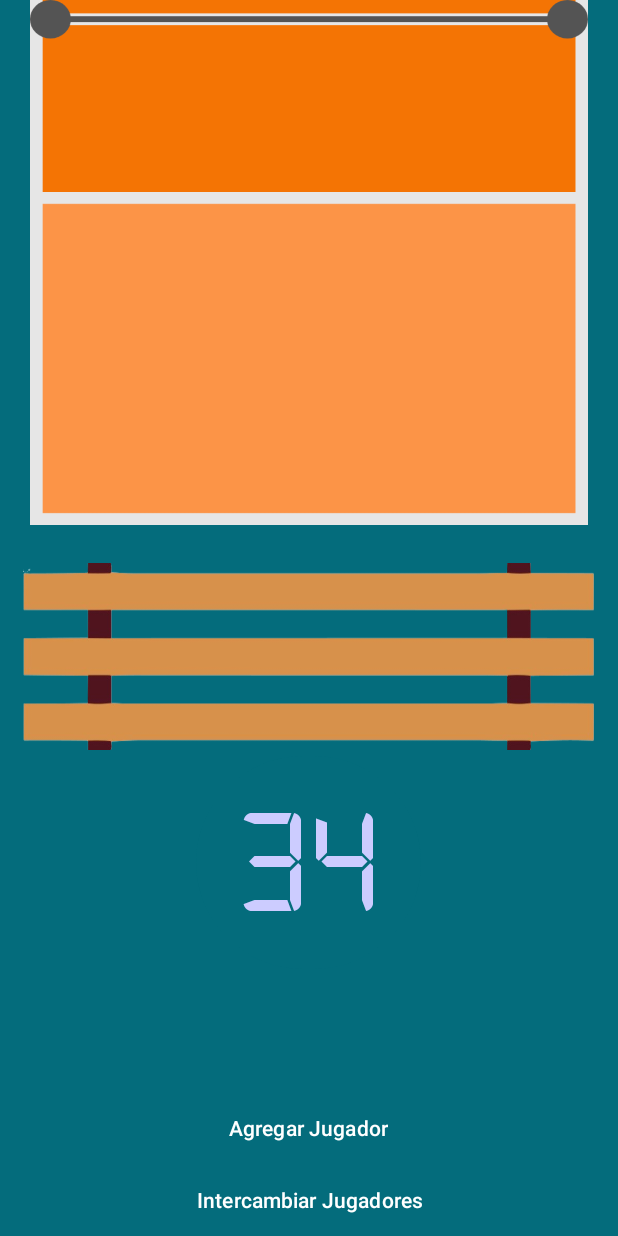
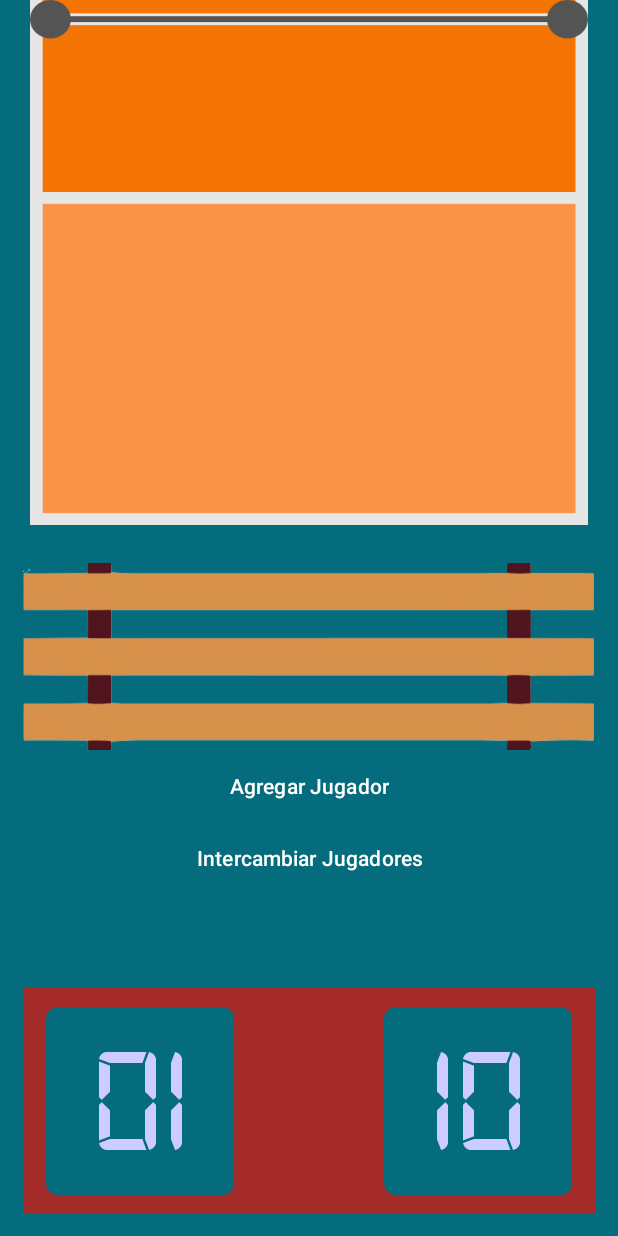
Before and after one commit to AngelDavidArellanoMolina/VolleyEssentials, an Android app: the screen it shows after launch (MainActivity), on a phone screen of 412 x 824 dp. Run offline under Robolectric (Android 15) with nearby library versions, the light colour scheme and no system bars.

Commit message:
marcador

```diff
--- a/app/src/main/AndroidManifest.xml
+++ b/app/src/main/AndroidManifest.xml
@@ -10,7 +10,7 @@
         android:label="@string/app_name"
         android:roundIcon="@mipmap/ic_launcher_round"
         android:supportsRtl="true"
-        android:theme="@style/Theme.VolleyEssentials"
+        android:theme="@style/Base.Theme.VolleyEssentials"
         tools:targetApi="31">
         <activity
             android:name=".MainActivity"
--- a/app/src/main/java/com/example/volleyessentials/MainActivity.java
+++ b/app/src/main/java/com/example/volleyessentials/MainActivity.java
@@ -40,7 +40,6 @@
     private List<Jugador> jugadoresEnPista = new ArrayList<>();
     private List<Jugador> jugadoresTotales = new ArrayList<>();
     private int jugadorCount = 0;
-    private TextView num_jugadores;
     private RelativeLayout field;
     private GridLayout gridJugadores;
 
@@ -52,10 +51,8 @@
         final CardView player = findViewById(R.id.card_player);
         field = findViewById(R.id.pista_juego);
         gridJugadores = findViewById(R.id.grid_jugadoresPista);
-        num_jugadores = findViewById(R.id.numero_jugadores);
-        num_jugadores.setText(String.valueOf(jugadorCount));
+
         banquillo = findViewById(R.id.banquillo_jugadores);
-
 
     }
 
--- a/app/src/main/res/layout/activity_main.xml
+++ b/app/src/main/res/layout/activity_main.xml
@@ -1,17 +1,20 @@
 <?xml version="1.0" encoding="utf-8"?>
-<RelativeLayout xmlns:android="http://schemas.android.com/apk/res/android"
+<androidx.constraintlayout.widget.ConstraintLayout xmlns:android="http://schemas.android.com/apk/res/android"
     xmlns:tools="http://schemas.android.com/tools"
     android:layout_width="match_parent"
     android:layout_height="match_parent"
+    xmlns:app="http://schemas.android.com/apk/res-auto"
     tools:context=".MainActivity"
     android:background="@color/azul_pista">
 
     <RelativeLayout
         android:id="@+id/fieldLayout"
-        android:layout_width="match_parent"
+        android:layout_width="0dp"
         android:layout_height="500dp"
         android:background="@color/azul_pista"
-        android:layout_alignParentTop="true">
+        app:layout_constraintTop_toTopOf="parent"
+        app:layout_constraintStart_toStartOf="parent"
+        app:layout_constraintEnd_toEndOf="parent">
 
         <!-- Contenedor para los jugadores en la pista -->
         <RelativeLayout
@@ -20,7 +23,8 @@
             android:layout_height="350dp"
             android:background="@drawable/volleyball_field"
             android:layout_marginHorizontal="20dp"
-            android:gravity="center_vertical">
+            android:gravity="center_vertical"
+            >
 
             <GridLayout
                 android:id="@+id/grid_jugadoresPista"
@@ -28,10 +32,7 @@
                 android:layout_height="match_parent"
                 android:layout_centerInParent="true"
                 android:columnCount="3"
-                android:rowCount="2"
-                >
-
-            </GridLayout>
+                android:rowCount="2" />
 
         </RelativeLayout>
 
@@ -40,12 +41,10 @@
             android:id="@+id/scrollview"
             android:layout_width="match_parent"
             android:layout_height="match_parent"
-            android:layout_alignParentBottom="true"
             android:layout_below="@id/pista_juego"
             android:background="@drawable/banquillo"
             android:layout_marginTop="25dp"
-            android:layout_marginHorizontal="15dp"
-            >
+            android:layout_marginHorizontal="15dp">
 
             <LinearLayout
                 android:id="@+id/banquillo_jugadores"
@@ -61,17 +60,42 @@
     </RelativeLayout>
 
     <!-- Marcador -->
+    <View
+        android:id="@+id/marcador"
+        android:layout_width="0dp"
+        android:layout_height="150dp"
+        android:background="@color/brown"
+        app:layout_constraintBottom_toBottomOf="parent"
+        app:layout_constraintStart_toStartOf="parent"
+        app:layout_constraintEnd_toEndOf="parent"
+        android:layout_margin="15dp"
+        />
     <Button
-        android:layout_width="150dp"
-        android:layout_height="150dp"
-        android:layout_centerHorizontal="true"
-        android:layout_below="@id/fieldLayout"
-        android:text="34"
+        android:layout_width="125dp"
+        android:layout_height="125dp"
+        android:text="01"
         android:textSize="100dp"
+        android:background="@drawable/marcador_azul"
         android:textColor="@color/light_blue"
-        android:fontFamily="@font/digital_font"/>
-
-
+        android:fontFamily="@font/digital_font"
+        app:layout_constraintTop_toTopOf="@id/marcador"
+        app:layout_constraintBottom_toBottomOf="@id/marcador"
+        app:layout_constraintStart_toStartOf="@id/marcador"
+        android:layout_margin="15dp"
+        />
+    <Button
+        android:layout_width="125dp"
+        android:layout_height="125dp"
+        android:text="10"
+        android:textSize="100dp"
+        android:background="@drawable/marcador_azul"
+        android:textColor="@color/light_blue"
+        android:fontFamily="@font/digital_font"
+        app:layout_constraintTop_toTopOf="@id/marcador"
+        app:layout_constraintBottom_toBottomOf="@id/marcador"
+        app:layout_constraintEnd_toEndOf="@id/marcador"
+        android:layout_margin="15dp"
+        />
 
 
     <!-- Botón para agregar jugador -->
@@ -79,20 +103,12 @@
         android:id="@+id/btnAddPlayer"
         android:layout_width="wrap_content"
         android:layout_height="wrap_content"
-        android:layout_centerHorizontal="true"
-        android:layout_above="@id/btnIntercambiar"
         android:text="Agregar Jugador"
         android:onClick="agregarJugador"
         android:background="@color/beige_medium"
-        />
-    <TextView
-        android:id="@+id/numero_jugadores"
-        android:layout_width="match_parent"
-        android:layout_height="30dp"
-        android:textColor="@color/black"
-        android:layout_alignParentBottom="true"
-        android:textAlignment="center"
-        android:layout_above="@id/btnIntercambiar"
+        app:layout_constraintStart_toStartOf="parent"
+        app:layout_constraintEnd_toEndOf="parent"
+        app:layout_constraintTop_toBottomOf="@id/fieldLayout"
         />
 
     <Button
@@ -102,8 +118,9 @@
         android:layout_centerHorizontal="true"
         android:layout_alignParentBottom="true"
         android:text="Intercambiar Jugadores"
-        android:onClick="intercambiarJugadores"
-        android:background="@color/beige_medium"/>
+        android:background="@color/beige_medium"
+        app:layout_constraintTop_toBottomOf="@id/btnAddPlayer"
+        app:layout_constraintStart_toStartOf="parent"
+        app:layout_constraintEnd_toEndOf="parent"/>
 
-
-</RelativeLayout>
+</androidx.constraintlayout.widget.ConstraintLayout>
```
